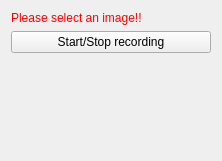
MITK/MITK, file Plugins/org.mitk.gui.qt.spectrocamrecorder/src/internal/SpectroCamRecorderControls.ui: the form before one commit.
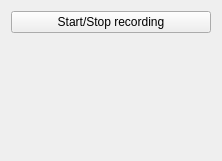
The form after the commit.

```diff
--- a/Plugins/org.mitk.gui.qt.spectrocamrecorder/src/internal/SpectroCamRecorderControls.ui
+++ b/Plugins/org.mitk.gui.qt.spectrocamrecorder/src/internal/SpectroCamRecorderControls.ui
@@ -20,16 +20,6 @@
    <string>QmitkTemplate</string>
   </property>
   <layout class="QVBoxLayout" name="verticalLayout">
-   <item>
-    <widget class="QLabel" name="labelWarning">
-     <property name="styleSheet">
-      <string notr="true">QLabel { color: rgb(255, 0, 0) }</string>
-     </property>
-     <property name="text">
-      <string>Please select an image!!</string>
-     </property>
-    </widget>
-   </item>
    <item>
     <widget class="QPushButton" name="buttonPerformImageProcessing">
      <property name="toolTip">
```
